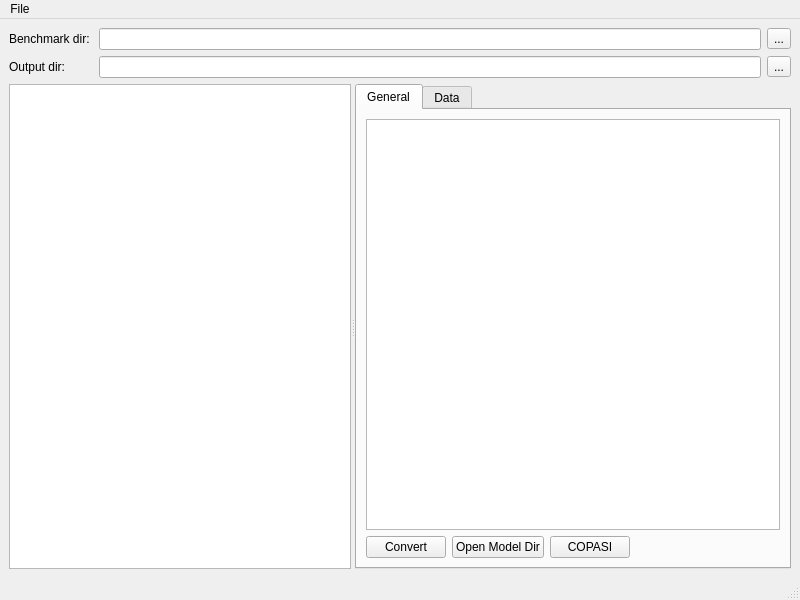
copasi/python-petab-importer, file petab.ui: the form before one commit.
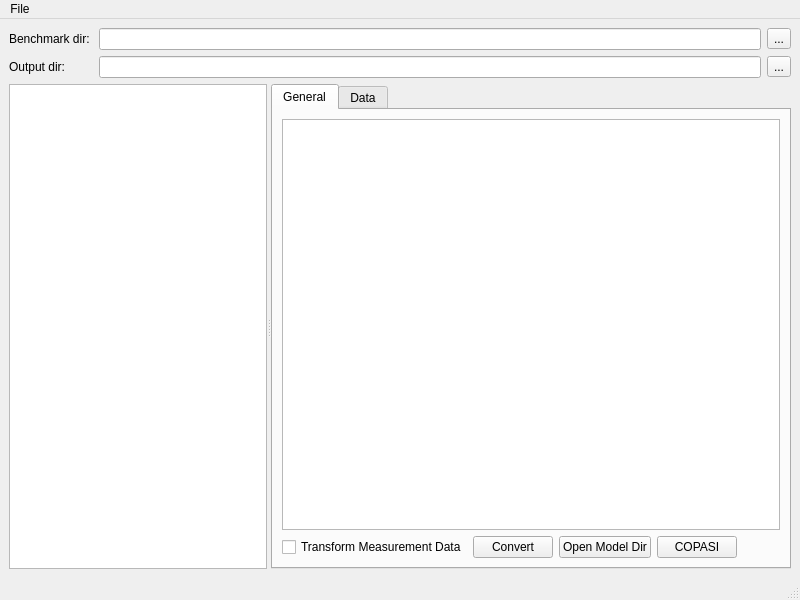
The form after the commit.

Commit message: - add a checkbox to decide whether to transform data or not

```diff
--- a/petab.ui
+++ b/petab.ui
@@ -89,6 +89,16 @@
          </item>
          <item row="1" column="0">
           <layout class="QHBoxLayout" name="horizontalLayout_3">
+           <item>
+            <widget class="QCheckBox" name="chkTransformData">
+             <property name="statusTip">
+              <string>If checked, measurement data is transformed in case 'log' or 'log10' is defined in the observableTransformation column</string>
+             </property>
+             <property name="text">
+              <string>Transform Measurement Data</string>
+             </property>
+            </widget>
+           </item>
            <item>
             <widget class="QPushButton" name="cmdConvert">
              <property name="text">
```
Left out of the diff: 4 changed lines with no effect on the pictures. The commit also changes 2 other files.
